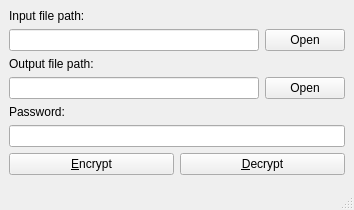
KriwkA/TranspositionCipher, file src/mainwindow.ui: the form before one commit.
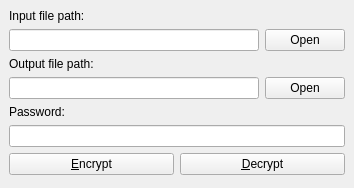
The form after the commit.

Commit message: ui#5 hide pwd

Patch:
```diff
--- a/src/mainwindow.ui
+++ b/src/mainwindow.ui
@@ -7,7 +7,7 @@
     <x>0</x>
     <y>0</y>
     <width>354</width>
-    <height>210</height>
+    <height>188</height>
    </rect>
   </property>
   <property name="windowTitle">
@@ -99,7 +99,6 @@
     </item>
    </layout>
   </widget>
-  <widget class="QStatusBar" name="statusbar"/>
  </widget>
  <tabstops>
   <tabstop>openInputFile</tabstop>
```
Left out of the diff: 6 changed lines with no effect on the pictures.
